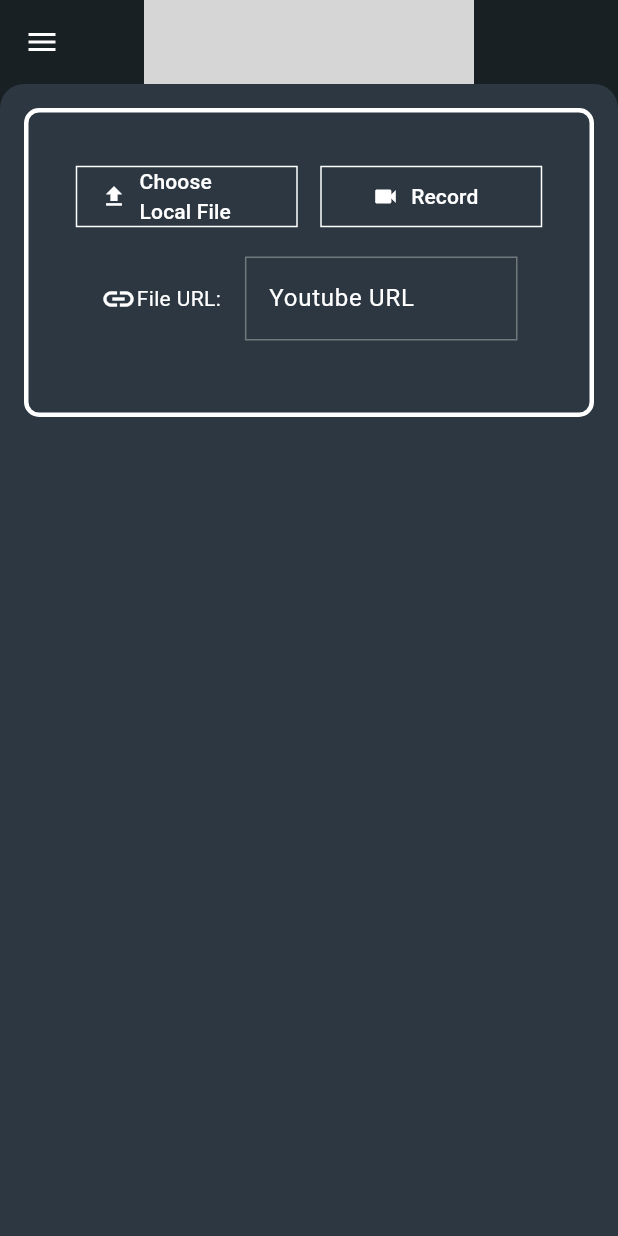
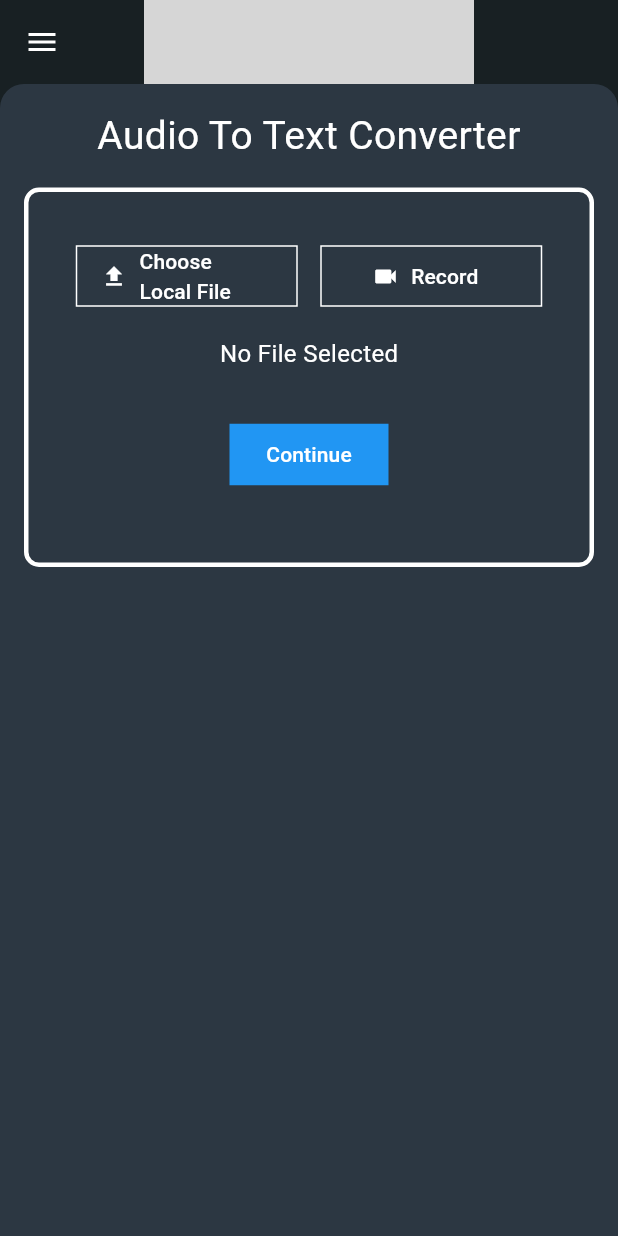
Before and after one commit to JamEvolution/kronos, a Flutter app: the AudioToTextView screen opened directly, on a phone screen of 412 x 824 dp. Run offline on Flutter 3.47's test engine with Material 3 defaults, Android fonts, the phone set to English and light mode, and no system bars; drawn by our look-alikes of backdrop; grey boxes are pictures that could not be loaded.

Commit message:
02.02.2024

```diff
--- a/lib/pages/home/audiototext.dart
+++ b/lib/pages/home/audiototext.dart
@@ -29,7 +29,7 @@ class _AudioToTextViewState extends State<AudioToTextView> {
       backLayer: BackdropNavigationBackLayer(
         items: [
           ListTile(
-            title: Text(
+            title: const Text(
               "Home",
               style: TextStyle(
                 color: Colors.white,
@@ -45,7 +45,7 @@ class _AudioToTextViewState extends State<AudioToTextView> {
             },
           ),
           ListTile(
-            title: Text(
+            title: const Text(
               "About",
               style: TextStyle(
                 color: Colors.white,
@@ -69,6 +69,21 @@ class _AudioToTextViewState extends State<AudioToTextView> {
         mainAxisAlignment: MainAxisAlignment.start,
         children: [
           Padding(
+            padding: const EdgeInsets.only(
+              top: 16,
+            ),
+            child: Expanded(
+              child: Text(
+                "Audio To Text Converter",
+                textAlign: TextAlign.center,
+                style: TextStyle(
+                  color: Colors.white,
+                  fontSize: 26,
+                ),
+              ),
+            ),
+          ),
+          Padding(
             padding: const EdgeInsets.all(16),
             child: Container(
               decoration: BoxDecoration(
@@ -89,29 +104,29 @@ class _AudioToTextViewState extends State<AudioToTextView> {
                       children: [
                         Expanded(
                           child: OutlinedButton.icon(
-                            label: Text("Choose Local File"),
-                            icon: Icon(Icons.file_upload),
+                            label: const Text("Choose Local File"),
+                            icon: const Icon(Icons.file_upload),
                             style: OutlinedButton.styleFrom(
-                              shape: ContinuousRectangleBorder(),
+                              shape: const ContinuousRectangleBorder(),
                               foregroundColor: Colors.white,
-                              side: BorderSide(
+                              side: const BorderSide(
                                 color: Colors.white,
                               ),
                             ),
                             onPressed: () {},
                           ),
                         ),
-                        SizedBox(width: 16),
+                        const SizedBox(width: 16),
                         Expanded(
                           child: OutlinedButton.icon(
-                            label: Text(
+                            label: const Text(
                               "Record",
                             ),
-                            icon: Icon(Icons.videocam),
+                            icon: const Icon(Icons.videocam),
                             style: OutlinedButton.styleFrom(
-                              shape: ContinuousRectangleBorder(),
+                              shape: const ContinuousRectangleBorder(),
                               foregroundColor: Colors.white,
-                              side: BorderSide(
+                              side: const BorderSide(
                                 color: Colors.white,
                               ),
                             ),
@@ -120,38 +135,33 @@ class _AudioToTextViewState extends State<AudioToTextView> {
                         ),
                       ],
                     ),
+                    const Padding(
+                      padding: EdgeInsets.all(16),
+                      child: Expanded(
+                        child: Text(
+                          "No File Selected",
+                          style: TextStyle(
+                            color: Colors.white,
+                            fontSize: 16,
+                          ),
+                        ),
+                      ),
+                    ),
                     Padding(
-                      padding: const EdgeInsets.all(16.0),
-                      child: Row(
-                        mainAxisAlignment: MainAxisAlignment.center,
-                        children: [
-                          Icon(
-                            Icons.insert_link,
-                            color: Colors.white,
-                          ),
-                          Text(
-                            "File URL:",
-                            style: TextStyle(color: Colors.white),
-                          ),
-                          SizedBox(
-                            width: 16,
-                          ),
-                          Expanded(
-                            child: TextField(
-                              style: TextStyle(color: Colors.white),
-                              decoration: InputDecoration(
-                                labelStyle: TextStyle(color: Colors.white),
-                                labelText: 'Youtube URL',
-                                hintStyle: TextStyle(color: Colors.grey),
-                                hintText:
-                                    'https://www.youtube.com/watch?v=aLvlqD4QS7Y',
-                                border: OutlineInputBorder(
-                                    borderRadius:
-                                        BorderRadius.all(Radius.zero)),
-                              ),
+                      padding: const EdgeInsets.all(16),
+                      child: Expanded(
+                        child: OutlinedButton(
+                          style: OutlinedButton.styleFrom(
+                            backgroundColor: Colors.blue,
+                            shape: const ContinuousRectangleBorder(),
+                            foregroundColor: Colors.white,
+                            side: const BorderSide(
+                              color: Colors.blue,
                             ),
                           ),
-                        ],
+                          onPressed: () {},
+                          child: const Text("Continue"),
+                        ),
                       ),
                     ),
                   ],
--- a/lib/widgets/aboutfrontlayer.dart
+++ b/lib/widgets/aboutfrontlayer.dart
@@ -7,7 +7,7 @@ class AboutFront extends StatelessWidget {
   @override
   Widget build(BuildContext context) {
     double screenWidth = MediaQuery.of(context).size.width;
-    double minScreenWidth = 350; // Belirli bir pixel eşik değeri
+    double minScreenWidth = 400; // Belirli bir pixel eşik değeri
 
     return LayoutBuilder(
       builder: (context, constraints) {
@@ -30,7 +30,7 @@ class AboutFront extends StatelessWidget {
                       color: const Color.fromARGB(200, 24, 32, 35),
                       borderRadius: BorderRadius.circular(20),
                       border: Border.all(
-                        color: const Color.fromARGB(255, 8, 41, 91),
+                        color: Colors.blue,
                         width: 3,
                       ),
                     ),
--- a/lib/widgets/denemecard.dart
+++ b/lib/widgets/denemecard.dart
@@ -15,7 +15,7 @@ class DivflexWidget extends StatelessWidget {
   @override
   Widget build(BuildContext context) {
     double screenWidth = MediaQuery.of(context).size.width;
-    double minScreenWidth = 350; // Belirli bir pixel eşik değeri
+    double minScreenWidth = 400; // Belirli bir pixel eşik değeri
 
     return LayoutBuilder(
       builder: (context, constraints) {
@@ -26,7 +26,7 @@ class DivflexWidget extends StatelessWidget {
               color: const Color.fromARGB(200, 24, 32, 35),
               borderRadius: BorderRadius.circular(20),
               border: Border.all(
-                color: const Color.fromARGB(255, 8, 41, 91),
+                color: Colors.blue,
                 width: 3,
               ),
             ),
@@ -74,7 +74,7 @@ class DivflexWidget extends StatelessWidget {
               color: const Color.fromARGB(200, 24, 32, 35),
               borderRadius: BorderRadius.circular(20),
               border: Border.all(
-                color: const Color.fromARGB(255, 8, 41, 91),
+                color: Colors.blue,
                 width: 3,
               ),
             ),
```
Also changed, not shown: lib/pages/home/videototext.dart (+57 -13 lines), lib/widgets/cardkronos.dart (+37 -7 lines), lib/widgets/homerfrontlayer.dart (+9 -3 lines), images/kronosbg1.jpg.
